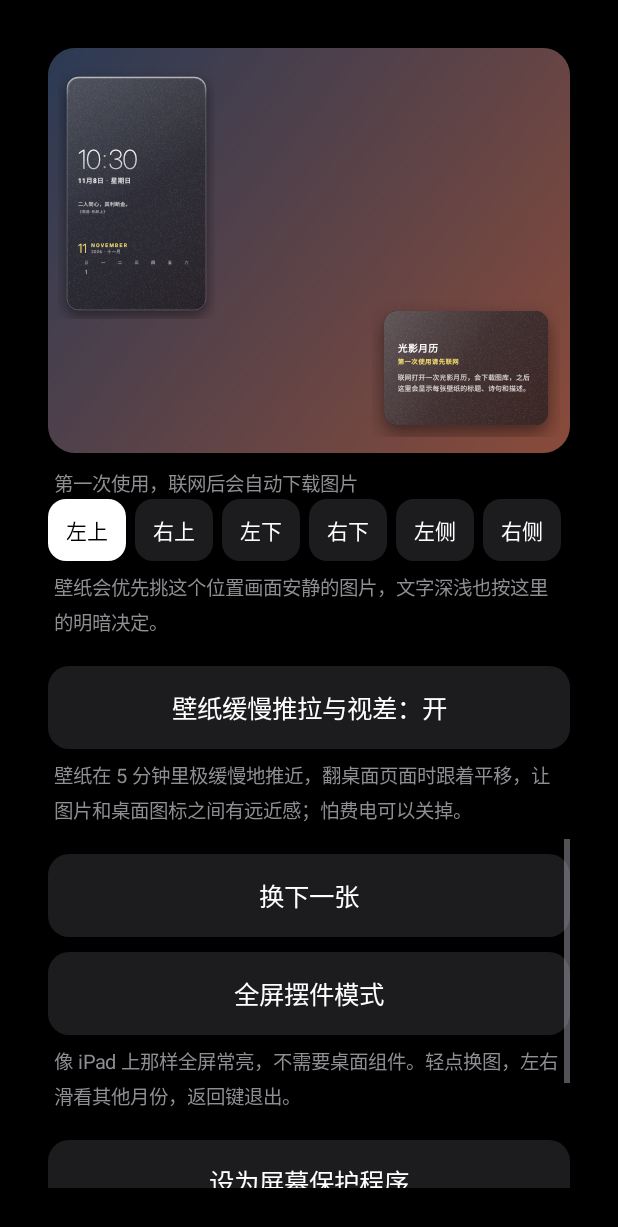
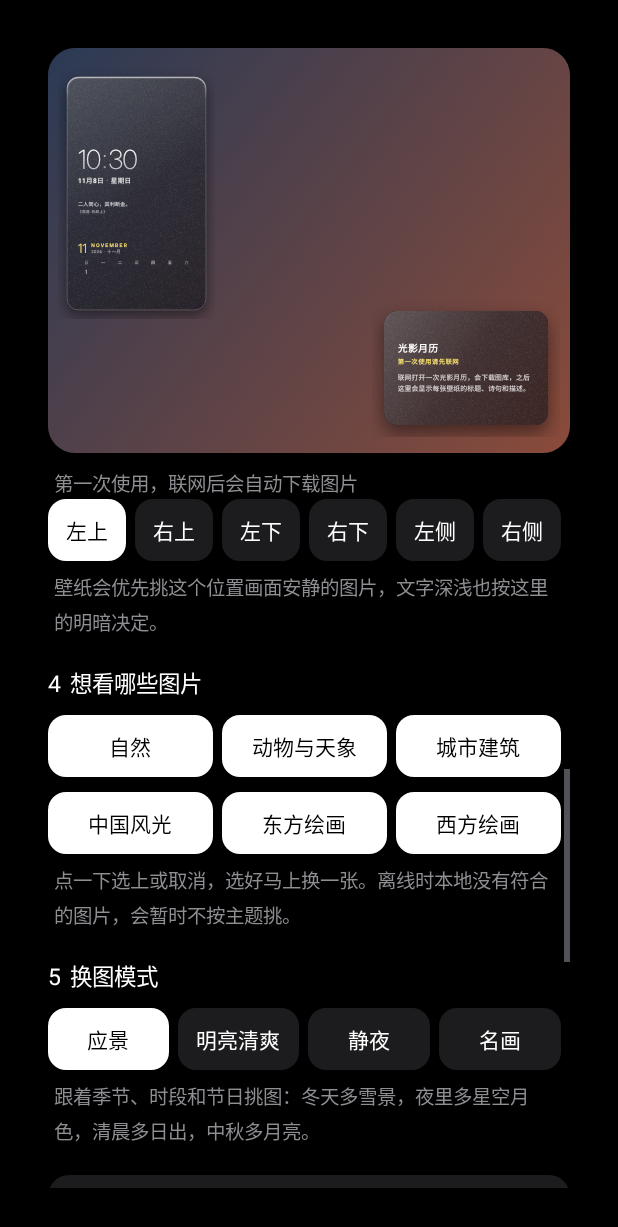
Before and after one commit to hhoangxuan44-spec/iPadmini1, an Android app: the screen it shows after launch (MainActivity), scrolled down 644 dp, on a phone screen of 412 x 824 dp. Shown: the top 1227 px of the screen. Run offline under Robolectric (Android 15) with nearby library versions, the phone set to English and light mode, and no system bars; pictures from the network do not load; 12 statements that could not run were skipped.

Commit message:
壁纸可选主题和换图模式
- 主界面新增「想看哪些图片」：自然、动物与天象、城市建筑、中国风光、东方绘画、西方绘画，可多选，至少留一类
- 新增「换图模式」：应景（原来的做法）、明亮清爽（大幅偏向鲜亮照片）、静夜（夜里只出星空月色夜景）、名画（只看东西方绘画）
- 挑图依次放宽：先按主题和模式且避开最近出现过的；再允许最近的；都没有（如离线时本地没夜景）才不管主题
- 改了主题或模式马上换一张，并丢掉按旧设置预取的下一张

Co-Authored-By: Claude Opus 5.5 <noreply@anthropic.com>
Claude-Session: https://claude.ai/code/session_016jnYkXfjTY7MiymW7ECgcq

```diff
--- a/android/app/src/main/java/io/github/guangying/MainActivity.java
+++ b/android/app/src/main/java/io/github/guangying/MainActivity.java
@@ -189,6 +189,41 @@ public class MainActivity extends Activity implements Wall.Listener {
         side.addView(hint("壁纸会优先挑这个位置画面安静的图片，文字深浅也按这里的明暗决定。"));
         updateChips();
 
+        side.addView(text("4  想看哪些图片", 15, Color.WHITE));
+        for (int r = 0; r < 2; r++) {
+            LinearLayout row = new LinearLayout(this);
+            row.setPadding(0, px(10), 0, 0);
+            for (int c = 0; c < 3; c++) {
+                final int idx = r * 3 + c;
+                themeChips[idx] = chip(Prefs.THEMES[idx][0], v -> toggleTheme(idx));
+                LinearLayout.LayoutParams lp = new LinearLayout.LayoutParams(0, -2, 1f);
+                lp.rightMargin = px(6);
+                row.addView(themeChips[idx], lp);
+            }
+            side.addView(row);
+        }
+        themeHint = hint("");
+        side.addView(themeHint);
+
+        side.addView(text("5  换图模式", 15, Color.WHITE));
+        LinearLayout modeRow = new LinearLayout(this);
+        modeRow.setPadding(0, px(10), 0, 0);
+        for (int i = 0; i < modeChips.length; i++) {
+            final String m = Prefs.MODES[i];
+            modeChips[i] = chip(Prefs.MODE_NAMES[i], v -> {
+                prefs.setMode(m);
+                updateThemeChips();
+                Wall.reselect(this);
+            });
+            LinearLayout.LayoutParams lp = new LinearLayout.LayoutParams(0, -2, 1f);
+            lp.rightMargin = px(6);
+            modeRow.addView(modeChips[i], lp);
+        }
+        side.addView(modeRow);
+        modeHint = hint("");
+        side.addView(modeHint);
+        updateThemeChips();
+
         final TextView motionBtn = button("", false, null);
         motionBtn.setOnClickListener(v -> {
             prefs.setMotion(!prefs.motion());
@@ -297,6 +332,51 @@ public class MainActivity extends Activity implements Wall.Listener {
             case "vpoem": return "诗笺";
             default: return s;
         }
+    }
+
+    private final TextView[] themeChips = new TextView[Prefs.THEMES.length];
+    private final TextView[] modeChips = new TextView[Prefs.MODES.length];
+    private TextView themeHint, modeHint;
+
+    private void toggleTheme(int idx) {
+        java.util.Set<String> kinds = prefs.kinds();
+        String[] t = Prefs.THEMES[idx];
+        boolean on = kinds.contains(t[1]);
+        for (int i = 1; i < t.length; i++) {
+            if (on) kinds.remove(t[i]); else kinds.add(t[i]);
+        }
+        if (kinds.isEmpty()) {
+            Toast.makeText(this, "至少留一类", Toast.LENGTH_SHORT).show();
+            return;
+        }
+        prefs.setKinds(kinds);
+        updateThemeChips();
+        Wall.reselect(this);
+    }
+
+    private void updateThemeChips() {
+        java.util.Set<String> kinds = prefs.kinds();
+        boolean art = "art".equals(prefs.mode());
+        for (int i = 0; i < themeChips.length; i++) {
+            paintChip(themeChips[i], kinds.contains(Prefs.THEMES[i][1]), art);
+        }
+        themeHint.setText(art ? "「名画」模式只看绘画，这里的选择暂时不起作用。"
+                : "点一下选上或取消，选好马上换一张。离线时本地没有符合的图片，会暂时不按主题挑。");
+        String mode = prefs.mode();
+        for (int i = 0; i < modeChips.length; i++) {
+            boolean on = Prefs.MODES[i].equals(mode);
+            paintChip(modeChips[i], on, false);
+            if (on) modeHint.setText(Prefs.MODE_HINTS[i]);
+        }
+    }
+
+    private void paintChip(TextView chip, boolean on, boolean dimmed) {
+        GradientDrawable bg = new GradientDrawable();
+        bg.setCornerRadius(px(12));
+        bg.setColor(on ? Color.WHITE : 0xFF1C1C1E);
+        chip.setBackground(bg);
+        chip.setTextColor(on ? Color.BLACK : Color.WHITE);
+        chip.setAlpha(dimmed ? 0.4f : 1f);
     }
 
     private void updateChips() {
--- a/android/app/src/main/java/io/github/guangying/Wall.java
+++ b/android/app/src/main/java/io/github/guangying/Wall.java
@@ -106,6 +106,12 @@ public final class Wall {
         }
     }
 
+    /** 主题或模式改了：丢掉按旧设置预取的下一张，马上按新设置换一张 */
+    public static void reselect(Context ctx) {
+        prefetched = null;
+        advance(ctx);
+    }
+
     /** 还没有当前图片（刚安装）时选一张并刷新组件 */
     public static void advanceIfEmpty(Context ctx) {
         if (new Prefs(ctx).currentId().isEmpty()) advance(ctx);
--- a/android/app/src/main/java/io/github/guangying/data/Prefs.java
+++ b/android/app/src/main/java/io/github/guangying/data/Prefs.java
@@ -12,6 +12,21 @@ public final class Prefs {
     public static final String[] POSITIONS = {"tl", "tr", "bl", "br", "l", "r"};
     public static final String[] POSITION_NAMES = {"左上", "右上", "左下", "右下", "左侧", "右侧"};
 
+    /** 主题：界面上的一类对应图库里的一个或几个 kind */
+    public static final String[][] THEMES = {
+            {"自然", "nature"}, {"动物与天象", "animal", "sky"}, {"城市建筑", "city"},
+            {"中国风光", "china"}, {"东方绘画", "east"}, {"西方绘画", "west"}};
+    private static final String ALL_KINDS = "nature,animal,sky,city,china,east,west";
+
+    /** 换图模式 */
+    public static final String[] MODES = {"scene", "bright", "night", "art"};
+    public static final String[] MODE_NAMES = {"应景", "明亮清爽", "静夜", "名画"};
+    public static final String[] MODE_HINTS = {
+            "跟着季节、时段和节日挑图：冬天多雪景，夜里多星空月色，清晨多日出，中秋多月亮。",
+            "多挑色彩明亮通透的照片，少出暗调、灰调和单色的图。",
+            "白天和「应景」一样；晚上 7 点到早上 5 点只出星空、月色和夜景。",
+            "只看东西方名画（北斋、广重、宋元山水、莫奈、凡·高……），不受上面主题的限制。"};
+
     private final SharedPreferences sp;
 
     public Prefs(Context ctx) {
@@ -24,6 +39,23 @@ public final class Prefs {
 
     public void setPosition(String p) {
         sp.edit().putString("pos", p).apply();
+    }
+
+    /** 选中的 kind；默认全部 */
+    public java.util.Set<String> kinds() {
+        return new java.util.HashSet<>(java.util.Arrays.asList(sp.getString("kinds", ALL_KINDS).split(",")));
+    }
+
+    public void setKinds(java.util.Set<String> kinds) {
+        sp.edit().putString("kinds", android.text.TextUtils.join(",", kinds)).apply();
+    }
+
+    public String mode() {
+        return sp.getString("mode", "scene");
+    }
+
+    public void setMode(String m) {
+        sp.edit().putString("mode", m).apply();
     }
 
     public int intervalMinutes() {
```
Also changed, not shown: android/app/src/main/java/io/github/guangying/data/Library.java (+28 -4 lines).
